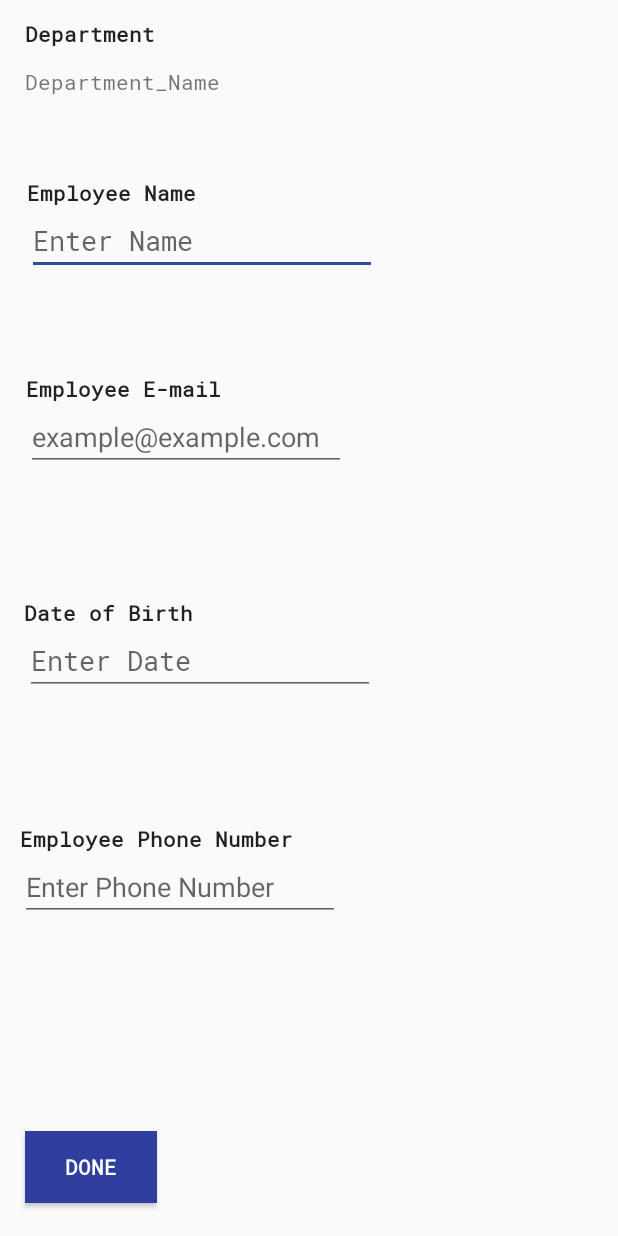
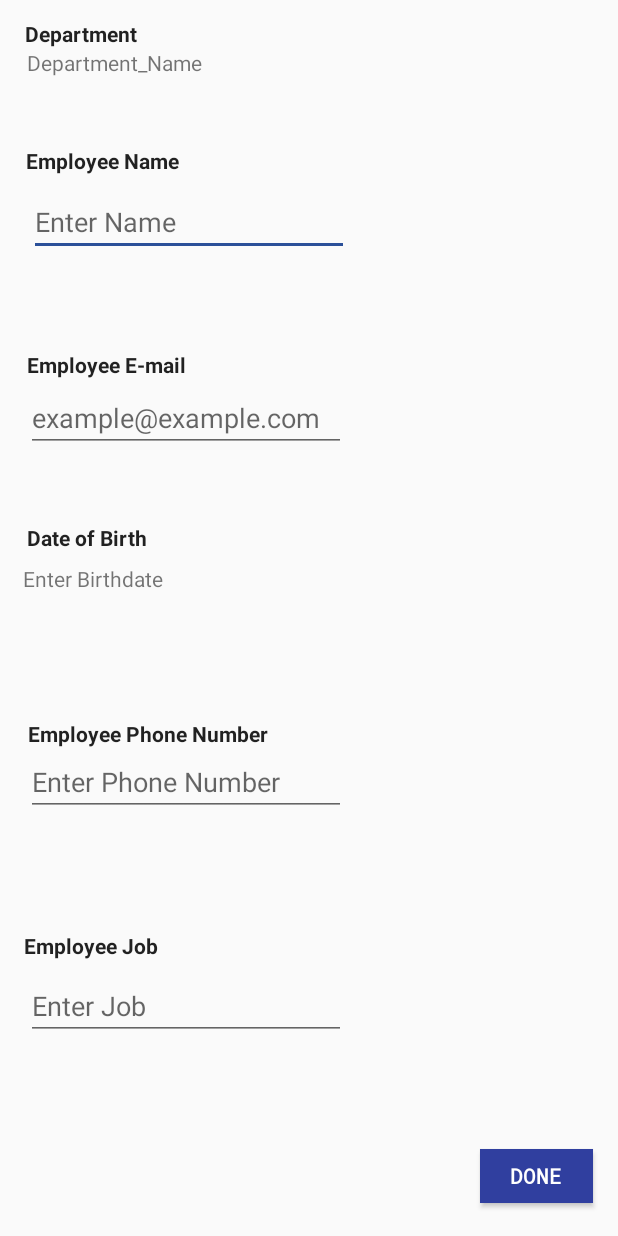
Before and after one commit to AyaAshrafSABER/EmployeesManagementSoftware, an Android app: the EmployeeCreation screen opened directly, with no data from a screen before it, on a phone screen of 412 x 824 dp. Run offline under Robolectric (Android 15) with nearby library versions, the light colour scheme and no system bars.

Commit message:
fixed insertion problems

```diff
--- a/app/src/main/java/com/example/android/employeesmanagementsoftware/DepartmentCreation.java
+++ b/app/src/main/java/com/example/android/employeesmanagementsoftware/DepartmentCreation.java
@@ -46,6 +46,9 @@ Button save;
 
         save.setOnClickListener(new View.OnClickListener() {
             public void onClick(View v) {
+                if(Name_of_Department.getText().toString()==null || Description.getText().toString()== null)
+                    Snackbar.make(v, "SOME OR ALL INPUTS ARE EMPTY. PLEASE ENTER VALID VALUES.", Snackbar.LENGTH_LONG).setAction("", null).show();
+                else{
               boolean flag =   emdb.addDepartment( Name_of_Department.getText().toString(),Description.getText().toString());
               if(flag){
                   Snackbar.make(v, "ENTERED SUCCESSFULLY", Snackbar.LENGTH_LONG).setAction("", null).show();
@@ -56,7 +59,7 @@ Button save;
               }
             else
                   Snackbar.make(v, "FAILED TO ENTER CURRENT DEPARTMENT. TRY AGAIN LATER.", Snackbar.LENGTH_LONG).setAction("", null).show();
-            }
+            }}
         });
     }
 
--- a/app/src/main/java/com/example/android/employeesmanagementsoftware/EmployeeCreation.java
+++ b/app/src/main/java/com/example/android/employeesmanagementsoftware/EmployeeCreation.java
@@ -7,10 +7,11 @@ import android.support.v7.widget.Toolbar;
 import android.util.Log;
 import android.view.View;
 import android.app.DatePickerDialog;
-import android.text.InputType;
 import android.widget.Button;
 import android.widget.DatePicker;
 import android.widget.EditText;
+import android.widget.TextView;
+
 import java.util.regex.*;
 
 import java.util.Calendar;
@@ -19,10 +20,13 @@ import com.example.android.employeesmanagementsoftware.data.DBHelpers.EmployeesM
 public class EmployeeCreation extends AppCompatActivity {
     DatePickerDialog picker;
     Button submit;
-    EditText date_select,employee_name , employee_email, employee_phone ; //to be read from input fields
+    TextView date_select;
+    EditText employee_name , employee_email, employee_phone, employee_job ; //to be read from input fields
     private static final String name_regex = "^([A-Za-z]{3,40})([ \\t][A-Za-z]{3,40})*$";
     private static final String email_regex = "^[-a-z0-9~!$%^&*_=+}{\\'?]+(\\.[-a-z0-9~!$%^&*_=+}{\\'?]+)*@([a-z0-9_][-a-z0-9_]*(\\.[-a-z0-9_]+)*\\.(aero|arpa|biz|com|coop|edu|gov|info|int|mil|museum|name|net|org|pro|travel|mobi|[a-z][a-z])|([0-9]{1,3}\\.[0-9]{1,3}\\.[0-9]{1,3}\\.[0-9]{1,3}))(:[0-9]{1,5})?$";
     private static final String phone_regex = "^[0-9]{7,}$";
+    private  static  final  String birth_regex = "^[0-9]{1,2}-[0-9]{1,2}-[0-9]{4}$";
+
 
 
 
@@ -36,12 +40,14 @@ public class EmployeeCreation extends AppCompatActivity {
         Toolbar toolbar = (Toolbar) findViewById(R.id.toolbar);
 
         setSupportActionBar(toolbar);
-        date_select = (EditText) findViewById(R.id.editDate);
+        date_select = findViewById(R.id.editBirth);
        // if(date_select==null) Log.i("take ---", "onCreate: " + "error null ... ");
         submit=findViewById(R.id.submitButton);
         employee_name=findViewById(R.id.editName);
         employee_email=findViewById(R.id.editEmail);
         employee_phone=findViewById(R.id.editPhone);
+        employee_job=findViewById(R.id.editJob);
+
         //date_select.setInputType(InputType.TYPE_CLASS_DATETIME);
         date_select.setOnClickListener(new View.OnClickListener() {
             @Override
@@ -66,10 +72,10 @@ public class EmployeeCreation extends AppCompatActivity {
 
         submit.setOnClickListener(new View.OnClickListener() {
             public void onClick(View v) {
-                if (matchFields()!= 4)
-                    Snackbar.make(v, "FAILED TO ENTER CURRENT EMPLOYEE. TRY AGAIN LATER.", Snackbar.LENGTH_LONG).setAction("", null).show();
+                if (matchFields()!= 5)
+                    Snackbar.make(v, "CHECK ENTERED VALUES AND TRY AGAIN.", Snackbar.LENGTH_LONG).setAction("", null).show();
                 else {
-                    if (emdb.addEmployee(employee_name.getText().toString(), date_select.getText().toString(), 0, null, employee_email.getText().toString(), employee_phone.getText().toString(), null)) {
+                    if (emdb.addEmployee(employee_name.getText().toString(), date_select.getText().toString(), 0, employee_job.getText().toString(), employee_email.getText().toString(), employee_phone.getText().toString(), null)) {
                         Snackbar.make(v, "CURRENT EMPLOYEE ENTERED SUCCESSFULLY.", Snackbar.LENGTH_LONG).setAction("", null).show();
                     } else {
                         Snackbar.make(v, "FAILED TO ENTER CURRENT EMPLOYEE. TRY AGAIN LATER.", Snackbar.LENGTH_LONG).setAction("", null).show();
@@ -88,8 +94,11 @@ public int matchFields(){
         number_of_matches++;
     if(Pattern.matches(phone_regex,employee_phone.getText().toString()))
         number_of_matches++;
-    if(date_select.getText().toString()!=null)
+    if(Pattern.matches(birth_regex,date_select.getText().toString()))
         number_of_matches++;
+    if(employee_job.getText().toString()!=null)
+        number_of_matches++;
+    Log.i("opps ---", "done bro :)");
     return number_of_matches;
 }
 }
--- a/app/src/main/java/com/example/android/employeesmanagementsoftware/TaskCreation/TaskCreation.java
+++ b/app/src/main/java/com/example/android/employeesmanagementsoftware/TaskCreation/TaskCreation.java
@@ -38,25 +38,25 @@ public class TaskCreation extends AppCompatActivity {
         super.onCreate(savedInstanceState);
         setContentView(R.layout.activity_task_creation);
 
-        employeeDBHelper.addDepartment("engineering", "en");
-        employeeDBHelper.addDepartment("marketing", "mk");
-        employeeDBHelper.addDepartment("accounting", "ac");
-        employeeDBHelper.addDepartment("medical", "md");
-
-        employeeDBHelper.addEmployee("aly", "55", 1,
-                "engineer", "bvfs", 555, null);
-        employeeDBHelper.addEmployee("omar", "55", 1,
-                "engineer", "bvfg", 565, null);
-        employeeDBHelper.addEmployee("ahmad", "55", 1,
-                "engineer", "bvfg", 565, null);
-        employeeDBHelper.addEmployee("youssef", "55", 1,
-                "engineer", "bvfg", 565, null);
-        employeeDBHelper.addEmployee("yassin", "55", 1,
-                "engineer", "bvfg", 565, null);
-        employeeDBHelper.addEmployee("mohamed", "55", 1,
-                "engineer", "bvfg", 565, null);
-        employeeDBHelper.addEmployee("hassan", "55", 1,
-                "engineer", "bvfg", 565, null);
+//        employeeDBHelper.addDepartment("engineering", "en");
+//        employeeDBHelper.addDepartment("marketing", "mk");
+//        employeeDBHelper.addDepartment("accounting", "ac");
+//        employeeDBHelper.addDepartment("medical", "md");
+//
+//        employeeDBHelper.addEmployee("aly", "55", 1,
+//                "engineer", "bvfs", 555, null);
+//        employeeDBHelper.addEmployee("omar", "55", 1,
+//                "engineer", "bvfg", 565, null);
+//        employeeDBHelper.addEmployee("ahmad", "55", 1,
+//                "engineer", "bvfg", 565, null);
+//        employeeDBHelper.addEmployee("youssef", "55", 1,
+//                "engineer", "bvfg", 565, null);
+//        employeeDBHelper.addEmployee("yassin", "55", 1,
+//                "engineer", "bvfg", 565, null);
+//        employeeDBHelper.addEmployee("mohamed", "55", 1,
+//                "engineer", "bvfg", 565, null);
+//        employeeDBHelper.addEmployee("hassan", "55", 1,
+//                "engineer", "bvfg", 565, null);
 
 
 
--- a/app/src/main/java/com/example/android/employeesmanagementsoftware/data/DBHelpers/EmployeesManagementDbHelper.java
+++ b/app/src/main/java/com/example/android/employeesmanagementsoftware/data/DBHelpers/EmployeesManagementDbHelper.java
@@ -218,8 +218,8 @@ public class EmployeesManagementDbHelper extends SQLiteOpenHelper {
             cv.put(EmployeeEntry.COLUMN_EMPLOYEE_EMAIL,employee_email);
         if (!employee_phone.isEmpty() && employee_phone != null)
             cv.put(EmployeeEntry.COLUMN_EMPLOYEE_PHONE,employee_phone);
-        if (!employee_photo.isEmpty() && employee_photo != null)
-            cv.put(EmployeeEntry.COLUMN_EMPLOYEE_PHOTO,employee_photo);
+//        if (!employee_photo.isEmpty() && employee_photo != null)
+//            cv.put(EmployeeEntry.COLUMN_EMPLOYEE_PHOTO,employee_photo);
 
 
         long flag = db.insert(EmployeeContract.TABLE_NAME,null,cv); //reutrns a flag to indicate succes of insertion
--- a/app/src/main/res/layout/content_employee_creation.xml
+++ b/app/src/main/res/layout/content_employee_creation.xml
@@ -12,14 +12,14 @@
         android:id="@+id/textView2"
         android:layout_width="wrap_content"
         android:layout_height="wrap_content"
-        android:fontFamily="@font/roboto_mono"
+        android:fontFamily="sans-serif"
         android:text="Department_Name"
         app:layout_constraintBottom_toBottomOf="parent"
-        app:layout_constraintHorizontal_bias="0.06"
+        app:layout_constraintHorizontal_bias="0.062"
         app:layout_constraintLeft_toLeftOf="parent"
         app:layout_constraintRight_toRightOf="parent"
         app:layout_constraintTop_toBottomOf="@+id/textView"
-        app:layout_constraintVertical_bias="0.016" />
+        app:layout_constraintVertical_bias="0.0" />
 
     <TextView
         android:id="@+id/textView"
@@ -28,7 +28,7 @@
         android:layout_marginBottom="8dp"
         android:layout_marginEnd="8dp"
         android:layout_marginStart="8dp"
-        android:fontFamily="@font/roboto_mono"
+        android:fontFamily="sans-serif"
         android:text="Department"
         android:textAppearance="@style/TextAppearance.AppCompat"
         android:textStyle="bold"
@@ -46,16 +46,16 @@
         android:layout_marginBottom="8dp"
         android:layout_marginEnd="8dp"
         android:layout_marginStart="8dp"
-        android:fontFamily="@font/roboto_mono"
+        android:fontFamily="sans-serif"
         android:text="Employee Name"
         android:textAppearance="@style/TextAppearance.AppCompat"
         android:textStyle="bold"
         app:layout_constraintBottom_toBottomOf="parent"
         app:layout_constraintEnd_toEndOf="parent"
-        app:layout_constraintHorizontal_bias="0.035"
+        app:layout_constraintHorizontal_bias="0.031"
         app:layout_constraintStart_toStartOf="parent"
         app:layout_constraintTop_toTopOf="parent"
-        app:layout_constraintVertical_bias="0.149" />
+        app:layout_constraintVertical_bias="0.122" />
 
     <EditText
         android:id="@+id/editName"
@@ -65,7 +65,6 @@
         android:layout_marginEnd="8dp"
         android:layout_marginStart="8dp"
         android:ems="10"
-        android:fontFamily="@font/roboto_mono"
         android:hint="Enter Name"
         android:inputType="textPersonName"
         app:layout_constraintBottom_toBottomOf="parent"
@@ -73,7 +72,7 @@
         app:layout_constraintHorizontal_bias="0.062"
         app:layout_constraintStart_toStartOf="parent"
         app:layout_constraintTop_toBottomOf="@+id/textView3"
-        app:layout_constraintVertical_bias="0.0" />
+        app:layout_constraintVertical_bias="0.013" />
 
     <TextView
         android:id="@+id/textView4"
@@ -82,16 +81,15 @@
         android:layout_marginBottom="8dp"
         android:layout_marginEnd="8dp"
         android:layout_marginStart="8dp"
-        android:fontFamily="@font/roboto_mono"
         android:text="Employee E-mail"
         android:textAppearance="@style/TextAppearance.AppCompat"
         android:textStyle="bold"
         app:layout_constraintBottom_toBottomOf="parent"
         app:layout_constraintEnd_toEndOf="parent"
-        app:layout_constraintHorizontal_bias="0.035"
+        app:layout_constraintHorizontal_bias="0.034"
         app:layout_constraintStart_toStartOf="parent"
         app:layout_constraintTop_toTopOf="parent"
-        app:layout_constraintVertical_bias="0.313" />
+        app:layout_constraintVertical_bias="0.293" />
 
     <EditText
         android:id="@+id/editEmail"
@@ -101,7 +99,6 @@
         android:layout_marginEnd="8dp"
         android:layout_marginStart="8dp"
         android:ems="10"
-        android:fontFamily="roboto_mono"
         android:hint="example@example.com"
         android:inputType="textEmailAddress"
         app:layout_constraintBottom_toBottomOf="parent"
@@ -109,7 +106,7 @@
         app:layout_constraintHorizontal_bias="0.052"
         app:layout_constraintStart_toStartOf="parent"
         app:layout_constraintTop_toBottomOf="@+id/textView4"
-        app:layout_constraintVertical_bias="0.0" />
+        app:layout_constraintVertical_bias="0.006" />
 
     <TextView
         android:id="@+id/textView5"
@@ -118,21 +115,21 @@
         android:layout_marginBottom="8dp"
         android:layout_marginEnd="8dp"
         android:layout_marginStart="8dp"
-        android:fontFamily="@font/roboto_mono"
         android:text="Date of Birth"
         android:textAppearance="@style/TextAppearance.AppCompat"
         android:textStyle="bold"
         app:layout_constraintBottom_toBottomOf="parent"
         app:layout_constraintEnd_toEndOf="parent"
-        app:layout_constraintHorizontal_bias="0.028"
+        app:layout_constraintHorizontal_bias="0.031"
         app:layout_constraintStart_toStartOf="parent"
-        app:layout_constraintTop_toTopOf="parent" />
+        app:layout_constraintTop_toTopOf="parent"
+        app:layout_constraintVertical_bias="0.438" />
 
     <Button
         android:id="@+id/submitButton"
         style="@style/Widget.AppCompat.Button.Colored"
-        android:layout_width="wrap_content"
-        android:layout_height="wrap_content"
+        android:layout_width="75dp"
+        android:layout_height="36dp"
         android:layout_marginBottom="8dp"
         android:layout_marginEnd="8dp"
         android:layout_marginStart="8dp"
@@ -143,28 +140,10 @@
         android:textStyle="bold"
         app:layout_constraintBottom_toBottomOf="parent"
         app:layout_constraintEnd_toEndOf="parent"
-        app:layout_constraintHorizontal_bias="0.028"
+        app:layout_constraintHorizontal_bias="0.972"
         app:layout_constraintStart_toStartOf="parent"
         app:layout_constraintTop_toTopOf="parent"
         app:layout_constraintVertical_bias="0.982" />
-
-    <EditText
-        android:id="@+id/editDate"
-        android:layout_width="wrap_content"
-        android:layout_height="wrap_content"
-        android:layout_marginBottom="8dp"
-        android:layout_marginEnd="8dp"
-        android:layout_marginStart="8dp"
-        android:ems="10"
-        android:fontFamily="@font/roboto_mono"
-        android:hint="Enter Date"
-        android:inputType="date"
-        app:layout_constraintBottom_toBottomOf="parent"
-        app:layout_constraintEnd_toEndOf="parent"
-        app:layout_constraintHorizontal_bias="0.052"
-        app:layout_constraintStart_toStartOf="parent"
-        app:layout_constraintTop_toBottomOf="@+id/textView5"
-        app:layout_constraintVertical_bias="0.0" />
 
     <TextView
         android:id="@+id/textView9"
@@ -174,16 +153,15 @@
         android:layout_marginEnd="8dp"
         android:layout_marginStart="8dp"
         android:layout_marginTop="8dp"
-        android:fontFamily="@font/roboto_mono"
         android:text="Employee Phone Number"
         android:textAppearance="@style/TextAppearance.AppCompat"
         android:textStyle="bold"
         app:layout_constraintBottom_toBottomOf="parent"
         app:layout_constraintEnd_toEndOf="parent"
-        app:layout_constraintHorizontal_bias="0.025"
+        app:layout_constraintHorizontal_bias="0.044"
         app:layout_constraintStart_toStartOf="parent"
         app:layout_constraintTop_toTopOf="parent"
-        app:layout_constraintVertical_bias="0.686" />
+        app:layout_constraintVertical_bias="0.598" />
 
     <EditText
         android:id="@+id/editPhone"
@@ -197,9 +175,61 @@
         android:inputType="textPersonName"
         app:layout_constraintBottom_toBottomOf="parent"
         app:layout_constraintEnd_toEndOf="parent"
-        app:layout_constraintHorizontal_bias="0.028"
+        app:layout_constraintHorizontal_bias="0.052"
         app:layout_constraintStart_toStartOf="parent"
         app:layout_constraintTop_toBottomOf="@+id/textView9"
         app:layout_constraintVertical_bias="0.0" />
 
+    <TextView
+        android:id="@+id/textView8"
+        android:layout_width="wrap_content"
+        android:layout_height="wrap_content"
+        android:layout_marginBottom="8dp"
+        android:layout_marginEnd="8dp"
+        android:layout_marginStart="8dp"
+        android:layout_marginTop="8dp"
+        android:text="Employee Job"
+        android:textAppearance="@style/TextAppearance.AppCompat"
+        android:textStyle="bold"
+        app:layout_constraintBottom_toBottomOf="parent"
+        app:layout_constraintEnd_toEndOf="parent"
+        app:layout_constraintHorizontal_bias="0.025"
+        app:layout_constraintStart_toStartOf="parent"
+        app:layout_constraintTop_toTopOf="parent"
+        app:layout_constraintVertical_bias="0.777" />
+
+    <EditText
+        android:id="@+id/editJob"
+        android:layout_width="wrap_content"
+        android:layout_height="wrap_content"
+        android:layout_marginBottom="8dp"
+        android:layout_marginEnd="8dp"
+        android:layout_marginStart="8dp"
+        android:layout_marginTop="8dp"
+        android:ems="10"
+        android:hint="Enter Job"
+        android:inputType="textPersonName"
+        app:layout_constraintBottom_toBottomOf="parent"
+        app:layout_constraintEnd_toEndOf="parent"
+        app:layout_constraintHorizontal_bias="0.052"
+        app:layout_constraintStart_toStartOf="parent"
+        app:layout_constraintTop_toBottomOf="@+id/textView8"
+        app:layout_constraintVertical_bias="0.0" />
+
+    <TextView
+        android:id="@+id/editBirth"
+        android:layout_width="wrap_content"
+        android:layout_height="wrap_content"
+        android:layout_marginBottom="8dp"
+        android:layout_marginEnd="8dp"
+        android:layout_marginStart="8dp"
+        android:layout_marginTop="8dp"
+        android:text="Enter Birthdate"
+        app:layout_constraintBottom_toBottomOf="parent"
+        app:layout_constraintEnd_toEndOf="parent"
+        app:layout_constraintHorizontal_bias="0.025"
+        app:layout_constraintStart_toStartOf="parent"
+        app:layout_constraintTop_toBottomOf="@+id/textView5"
+        app:layout_constraintVertical_bias="0.0" />
+
 </android.support.constraint.ConstraintLayout>
```
